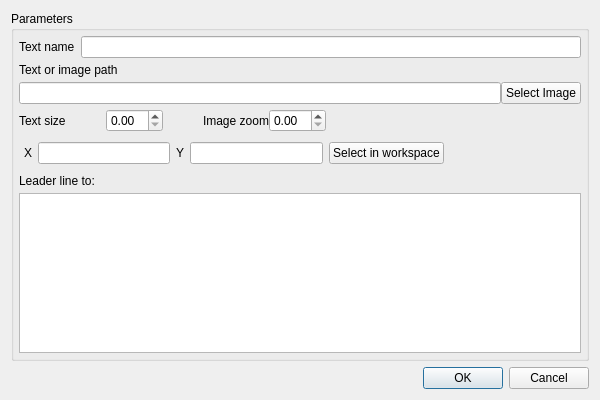
Old version of the form curve/inserttextdialog.ui in the repository SoloMainDeveloper/TurbineQC.
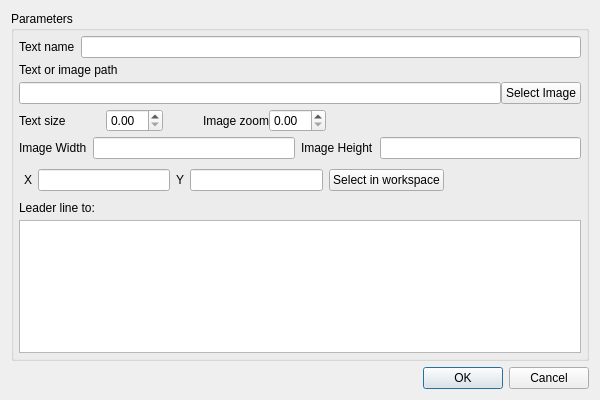
New version of the form.

The edit to the form file:
```diff
--- a/curve/inserttextdialog.ui
+++ b/curve/inserttextdialog.ui
@@ -169,6 +169,30 @@
         </item>
        </layout>
       </item>
+      <item>
+       <layout class="QGridLayout" name="gridLayout">
+        <item row="0" column="1">
+         <widget class="QLineEdit" name="le_width"/>
+        </item>
+        <item row="0" column="2">
+         <widget class="QLabel" name="label_9">
+          <property name="text">
+           <string>Image Height</string>
+          </property>
+         </widget>
+        </item>
+        <item row="0" column="0">
+         <widget class="QLabel" name="label_6">
+          <property name="text">
+           <string>Image Width</string>
+          </property>
+         </widget>
+        </item>
+        <item row="0" column="3">
+         <widget class="QLineEdit" name="le_height"/>
+        </item>
+       </layout>
+      </item>
       <item>
        <layout class="QHBoxLayout" name="horizontalLayout_4">
         <property name="leftMargin">
```
